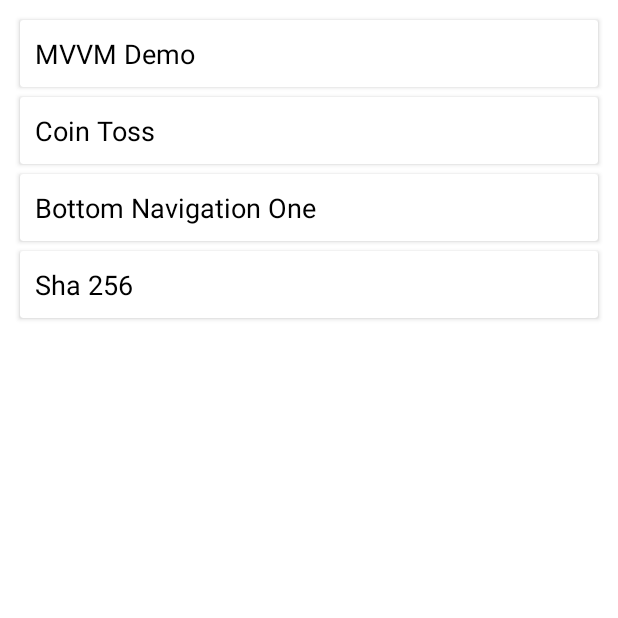
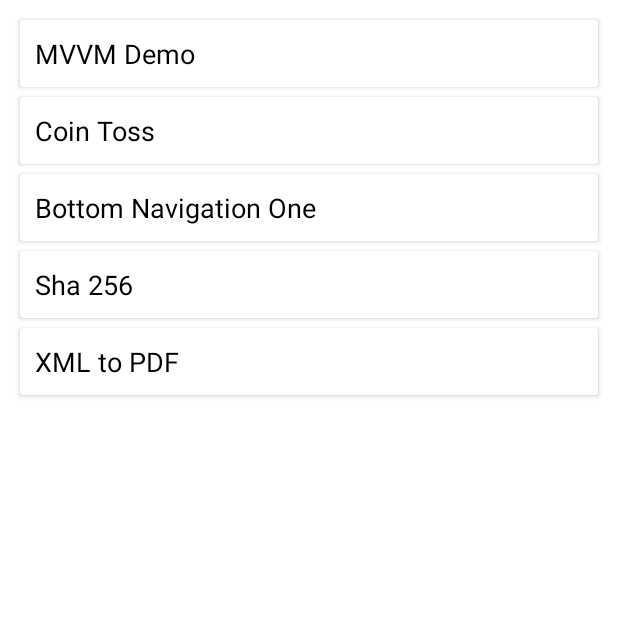
Before and after one commit to tebemanager/ApplicationPractice, an Android app: the screen it shows after launch (BaseActivity), on a phone screen of 412 x 824 dp, the top half of it. Run offline under Robolectric (Android 15) with nearby library versions, the phone set to English and light mode, and no system bars.

Commit message:
xml to pdf conversion...

```diff
--- a/app/build.gradle
+++ b/app/build.gradle
@@ -63,5 +63,5 @@ dependencies {
     implementation "android.arch.lifecycle:livedata:1.1.1"
     annotationProcessor "android.arch.lifecycle:compiler:1.1.1"
 
-
+    implementation "com.github.bumptech.glide:glide:4.11.0"
 }
--- a/app/src/main/AndroidManifest.xml
+++ b/app/src/main/AndroidManifest.xml
@@ -3,6 +3,10 @@
     package="com.application.practice">
 
     <uses-permission android:name="android.permission.INTERNET"/>
+    <uses-permission android:name="android.permission.MANAGE_EXTERNAL_STORAGE"/>
+    <uses-permission android:name="android.permission.READ_EXTERNAL_STORAGE"/>
+    <uses-permission android:name="android.permission.WRITE_EXTERNAL_STORAGE"/>
+
     <application
         android:allowBackup="true"
         android:icon="@mipmap/ic_launcher"
@@ -24,6 +28,7 @@
         <activity android:name=".coinToss.PractiseActivity"/>
         <activity android:name=".bottomNavigationOne.BottomNavOne"/>
         <activity android:name=".sha_256.Sha_256"/>
+        <activity android:name=".xml_pdf.XmlToPdf"/>
 
     </application>
 
--- a/app/src/main/java/com/application/practice/BaseActivity.java
+++ b/app/src/main/java/com/application/practice/BaseActivity.java
@@ -3,7 +3,6 @@ package com.application.practice;
 import android.app.Activity;
 import android.content.Intent;
 import android.os.Bundle;
-import android.view.View;
 
 import androidx.annotation.Nullable;
 import androidx.appcompat.app.AppCompatActivity;
@@ -13,6 +12,7 @@ import com.application.practice.coinToss.PractiseActivity;
 import com.application.practice.databinding.BaseActivityBinding;
 import com.application.practice.mvvmDemo.view.MainActivity;
 import com.application.practice.sha_256.Sha_256;
+import com.application.practice.xml_pdf.XmlToPdf;
 
 /**
  * Created by Charles Raj I on 07/05/22.
@@ -50,6 +50,11 @@ public class BaseActivity extends AppCompatActivity {
             Intent bottomOne = new Intent(activity, Sha_256.class);
             startActivity(bottomOne);
         });
+        baseActivityBinding.xmlPdf.setOnClickListener(view -> {
+            Intent xmlPdfIntent = new Intent(activity, XmlToPdf.class);
+            startActivity(xmlPdfIntent);
+        });
+
 
     }
 }
--- a/app/src/main/res/layout/base_activity.xml
+++ b/app/src/main/res/layout/base_activity.xml
@@ -3,64 +3,64 @@
     xmlns:android="http://schemas.android.com/apk/res/android"
     android:layout_width="match_parent"
     android:layout_height="match_parent"
-    android:layout_alignParentStart="true"
-    android:layout_alignParentEnd="true"
-    android:layout_alignParentTop="true"
-    android:layout_alignParentBottom="true"
     >
+
     <LinearLayout
         android:layout_width="match_parent"
         android:layout_height="match_parent"
+        android:layout_alignParentStart="true"
+        android:layout_alignParentTop="true"
+        android:layout_alignParentEnd="true"
+        android:layout_alignParentBottom="true"
         android:orientation="vertical"
-        android:padding="10dp"
-        >
+        android:padding="10dp">
+
         <androidx.cardview.widget.CardView
             android:id="@+id/mvvmDemo"
             android:layout_width="match_parent"
             android:layout_height="wrap_content"
             android:layout_margin="3dp"
-            android:elevation="5dp"
-            >
+            android:elevation="5dp">
+
             <TextView
                 android:layout_width="match_parent"
                 android:layout_height="wrap_content"
+                android:padding="10dp"
                 android:text="MVVM Demo"
                 android:textColor="@color/black"
-                android:textSize="18sp"
-                android:padding="10dp"
-                />
+                android:textSize="18sp" />
         </androidx.cardview.widget.CardView>
+
         <androidx.cardview.widget.CardView
             android:id="@+id/coinToss"
             android:layout_width="match_parent"
             android:layout_height="wrap_content"
             android:layout_margin="3dp"
-            android:elevation="5dp"
-            >
+            android:elevation="5dp">
+
             <TextView
                 android:layout_width="match_parent"
                 android:layout_height="wrap_content"
+                android:padding="10dp"
                 android:text="Coin Toss"
                 android:textColor="@color/black"
-                android:textSize="18sp"
-                android:padding="10dp"
-                />
+                android:textSize="18sp" />
         </androidx.cardview.widget.CardView>
+
         <androidx.cardview.widget.CardView
             android:id="@+id/bottomNavOne"
             android:layout_width="match_parent"
             android:layout_height="wrap_content"
             android:layout_margin="3dp"
-            android:elevation="5dp"
-            >
+            android:elevation="5dp">
+
             <TextView
                 android:layout_width="match_parent"
                 android:layout_height="wrap_content"
+                android:padding="10dp"
                 android:text="Bottom Navigation One"
                 android:textColor="@color/black"
-                android:textSize="18sp"
-                android:padding="10dp"
-                />
+                android:textSize="18sp" />
         </androidx.cardview.widget.CardView>
 
         <androidx.cardview.widget.CardView
@@ -68,16 +68,31 @@
             android:layout_width="match_parent"
             android:layout_height="wrap_content"
             android:layout_margin="3dp"
-            android:elevation="5dp"
-            >
+            android:elevation="5dp">
+
             <TextView
                 android:layout_width="match_parent"
                 android:layout_height="wrap_content"
+                android:padding="10dp"
                 android:text="Sha 256"
                 android:textColor="@color/black"
-                android:textSize="18sp"
+                android:textSize="18sp" />
+        </androidx.cardview.widget.CardView>
+
+        <androidx.cardview.widget.CardView
+            android:id="@+id/xml_pdf"
+            android:layout_width="match_parent"
+            android:layout_height="wrap_content"
+            android:layout_margin="3dp"
+            android:elevation="5dp">
+
+            <TextView
+                android:layout_width="match_parent"
+                android:layout_height="wrap_content"
                 android:padding="10dp"
-                />
+                android:text="XML to PDF"
+                android:textColor="@color/black"
+                android:textSize="18sp" />
         </androidx.cardview.widget.CardView>
 
 
```
Also changed, not shown: app/src/main/java/com/application/practice/sha_256/Sha_256.java (+11 -8 lines), app/src/main/java/com/application/practice/xml_pdf/XmlToPdf.java (added, +145 -0 lines), app/src/main/res/layout/xml_pdf.xml (added, +130 -0 lines).
